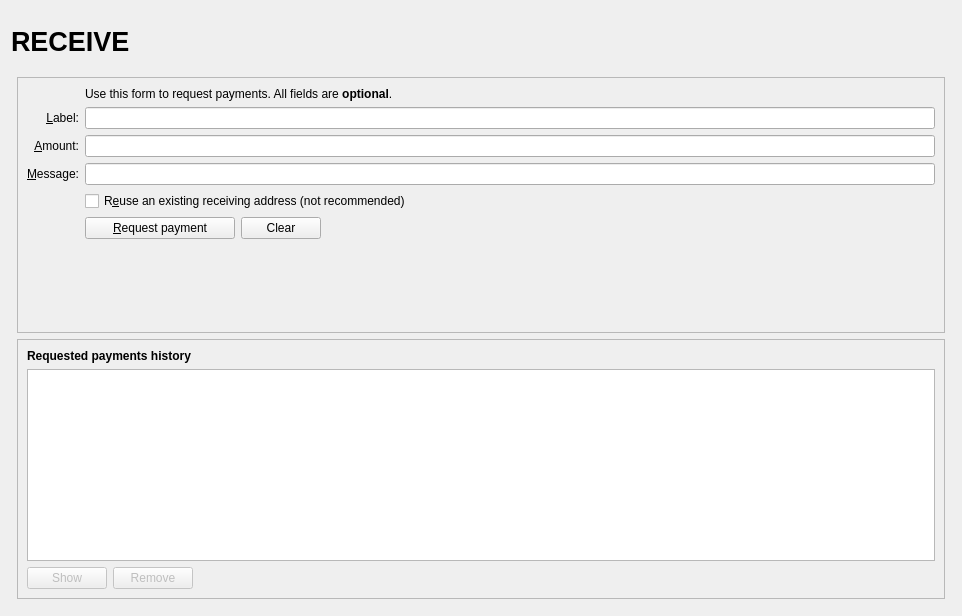
Qt form src/qt/forms/receivecoinsdialog.ui (VitaeTeam/Vitae) before a commit.
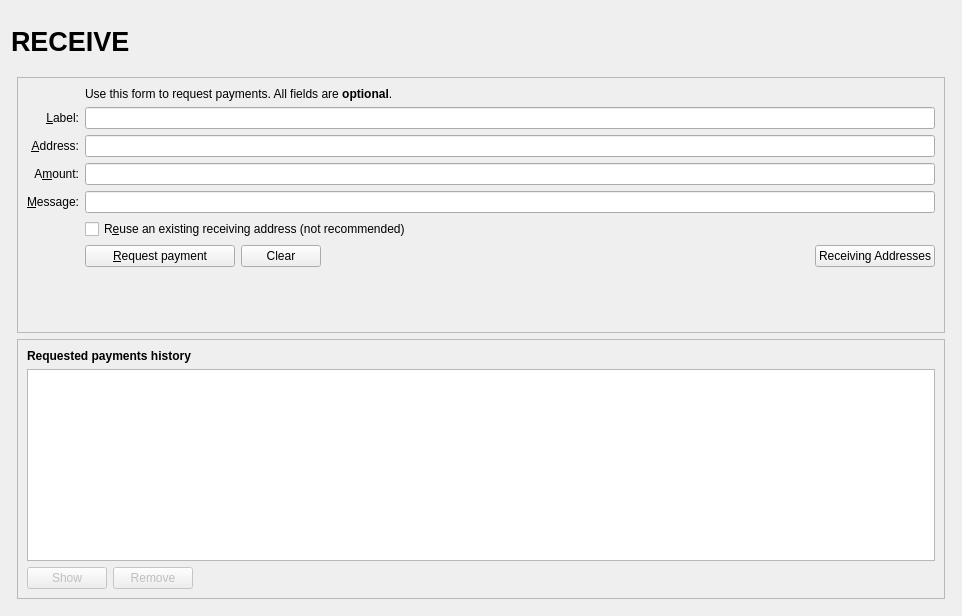
The same form after that commit. Icons and pictures are not drawn. Custom widgets are drawn as their Qt base class.

What changed in the file:
```diff
--- a/src/qt/forms/receivecoinsdialog.ui
+++ b/src/qt/forms/receivecoinsdialog.ui
@@ -136,53 +136,6 @@
           <layout class="QVBoxLayout" name="verticalLayout_3">
            <item>
             <layout class="QGridLayout" name="gridLayout">
-             <item row="7" column="2">
-              <widget class="QCheckBox" name="reuseAddress">
-               <property name="toolTip">
-                <string>Reuse one of the previously used receiving addresses.&lt;br&gt;Reusing addresses has security and privacy issues.&lt;br&gt;Do not use this unless re-generating a payment request made before.</string>
-               </property>
-               <property name="text">
-                <string>R&amp;euse an existing receiving address (not recommended)</string>
-               </property>
-              </widget>
-             </item>
-             <item row="7" column="0">
-              <widget class="QLabel" name="label_4">
-               <property name="text">
-                <string/>
-               </property>
-              </widget>
-             </item>
-             <item row="6" column="0">
-              <widget class="QLabel" name="label_3">
-               <property name="toolTip">
-                <string>An optional message to attach to the payment request, which will be displayed when the request is opened. Note: The message will not be sent with the payment over the VITAE network.</string>
-               </property>
-               <property name="text">
-                <string>&amp;Message:</string>
-               </property>
-               <property name="alignment">
-                <set>Qt::AlignRight|Qt::AlignTrailing|Qt::AlignVCenter</set>
-               </property>
-               <property name="buddy">
-                <cstring>reqMessage</cstring>
-               </property>
-              </widget>
-             </item>
-             <item row="4" column="2">
-              <widget class="QLineEdit" name="reqLabel">
-               <property name="toolTip">
-                <string>An optional label to associate with the new receiving address.</string>
-               </property>
-              </widget>
-             </item>
-             <item row="6" column="2">
-              <widget class="QLineEdit" name="reqMessage">
-               <property name="toolTip">
-                <string>An optional message to attach to the payment request, which will be displayed when the request is opened.&lt;br&gt;Note: The message will not be sent with the payment over the VITAE network.</string>
-               </property>
-              </widget>
-             </item>
              <item row="2" column="2">
               <widget class="QLabel" name="label_5">
                <property name="text">
@@ -206,23 +159,62 @@
                </property>
               </widget>
              </item>
+             <item row="4" column="2">
+              <widget class="QLineEdit" name="reqLabel">
+               <property name="toolTip">
+                <string>An optional label to associate with the new receiving address.</string>
+               </property>
+              </widget>
+             </item>
              <item row="5" column="0">
               <widget class="QLabel" name="label">
                <property name="toolTip">
-                <string>An optional amount to request. Leave this empty or zero to not request a specific amount.</string>
+                <string>Your receiving address. You can copy and use it to receive coins on this wallet. A new one will be generated once it is used.</string>
                </property>
                <property name="text">
-                <string>&amp;Amount:</string>
+                <string>&amp;Address:</string>
                </property>
                <property name="alignment">
                 <set>Qt::AlignRight|Qt::AlignTrailing|Qt::AlignVCenter</set>
                </property>
                <property name="buddy">
-                <cstring>reqAmount</cstring>
+                <cstring>reqAddress</cstring>
                </property>
               </widget>
              </item>
              <item row="5" column="2">
+              <widget class="QLineEdit" name="reqAddress">
+               <property name="readOnly">
+                <bool>true</bool>
+               </property>
+               <property name="minimumSize">
+                <size>
+                 <width>80</width>
+                 <height>0</height>
+                </size>
+               </property>
+               <property name="toolTip">
+                <string>Your receiving address. You can copy and use it to receive coins on this wallet. A new one will be generated once it is used.</string>
+               </property>
+              </widget>
+             </item>
+             <item row="6" column="0">
+              <widget class="QLabel" name="label">
+               <property name="toolTip">
+                <string>An optional amount to request. Leave this empty or zero to not request a specific amount.</string>
+               </property>
+               <property name="text">
+                <string>A&amp;mount:</string>
+               </property>
+               <property name="alignment">
+                <set>Qt::AlignRight|Qt::AlignTrailing|Qt::AlignVCenter</set>
+               </property>
+               <property name="buddy">
+                <cstring>reqAmount</cstring>
+               </property>
+              </widget>
+             </item>
+             <item row="6" column="2">
               <widget class="BitcoinAmountField" name="reqAmount">
                <property name="minimumSize">
                 <size>
@@ -235,14 +227,54 @@
                </property>
               </widget>
              </item>
+             <item row="7" column="0">
+              <widget class="QLabel" name="label_3">
+               <property name="toolTip">
+                <string>An optional message to attach to the payment request, which will be displayed when the request is opened. Note: The message will not be sent with the payment over the PIVX network.</string>
+               </property>
+               <property name="text">
+                <string>&amp;Message:</string>
+               </property>
+               <property name="alignment">
+                <set>Qt::AlignRight|Qt::AlignTrailing|Qt::AlignVCenter</set>
+               </property>
+               <property name="buddy">
+                <cstring>reqMessage</cstring>
+               </property>
+              </widget>
+             </item>
+             <item row="7" column="2">
+              <widget class="QLineEdit" name="reqMessage">
+               <property name="toolTip">
+                <string>An optional message to attach to the payment request, which will be displayed when the request is opened.&lt;br&gt;Note: The message will not be sent with the payment over the PIVX network.</string>
+               </property>
+              </widget>
+             </item>
              <item row="8" column="0">
-              <widget class="QLabel" name="label_7">
+              <widget class="QLabel" name="label_4">
                <property name="text">
                 <string/>
                </property>
               </widget>
              </item>
              <item row="8" column="2">
+              <widget class="QCheckBox" name="reuseAddress">
+               <property name="toolTip">
+                <string>Reuse one of the previously used receiving addresses.&lt;br&gt;Reusing addresses has security and privacy issues.&lt;br&gt;Do not use this unless re-generating a payment request made before.</string>
+               </property>
+               <property name="text">
+                <string>R&amp;euse an existing receiving address (not recommended)</string>
+               </property>
+              </widget>
+             </item>
+             <item row="9" column="0">
+              <widget class="QLabel" name="label_7">
+               <property name="text">
+                <string/>
+               </property>
+              </widget>
+             </item>
+             <item row="9" column="2">
               <layout class="QHBoxLayout" name="horizontalLayout">
                <item>
                 <widget class="QPushButton" name="receiveButton">
@@ -297,9 +329,23 @@
                  </property>
                 </spacer>
                </item>
+               <item>
+                <widget class="QPushButton" name="receivingAddressesButton">
+                 <property name="text">
+                  <string>Receiving Addresses</string>
+                 </property>
+                 <property name="icon">
+                  <iconset resource="../pivx.qrc">
+                   <normaloff>:/icons/address-book</normaloff>:/icons/address-book</iconset>
+                 </property>
+                 <property name="autoDefault">
+                  <bool>false</bool>
+                 </property>
+                </widget>
+               </item>
               </layout>
              </item>
-             <item row="9" column="2">
+             <item row="10" column="2">
               <spacer name="verticalSpacer">
                <property name="orientation">
                 <enum>Qt::Vertical</enum>
```
Left out of the diff: 1 changed line with no effect on the pictures.
